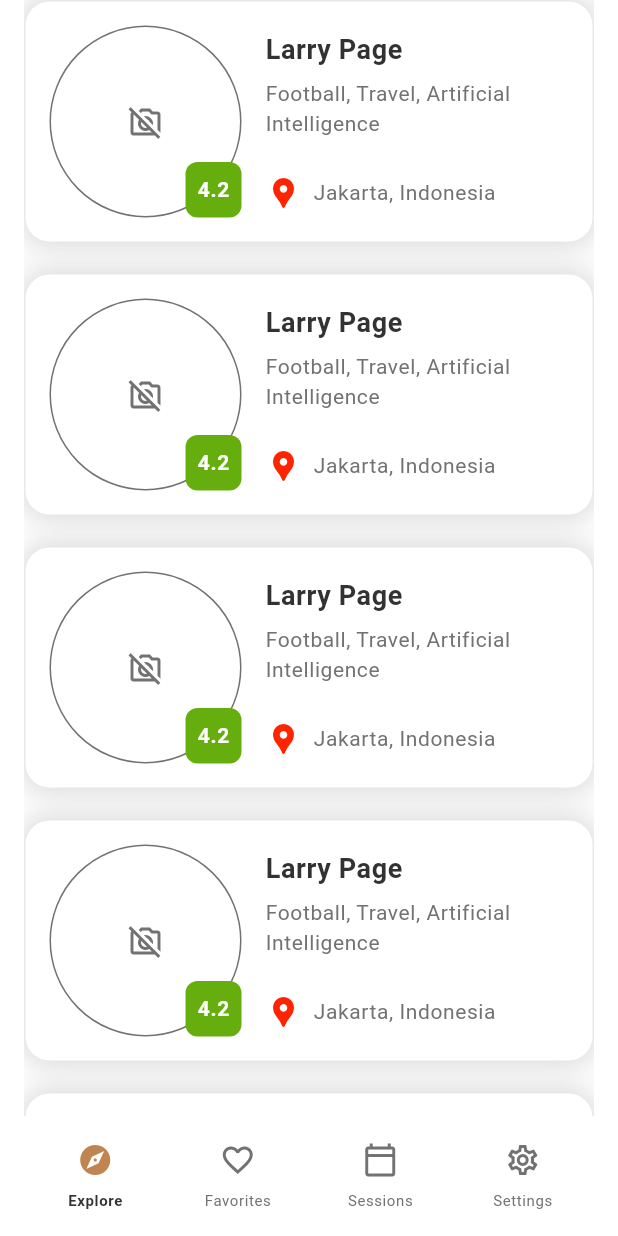
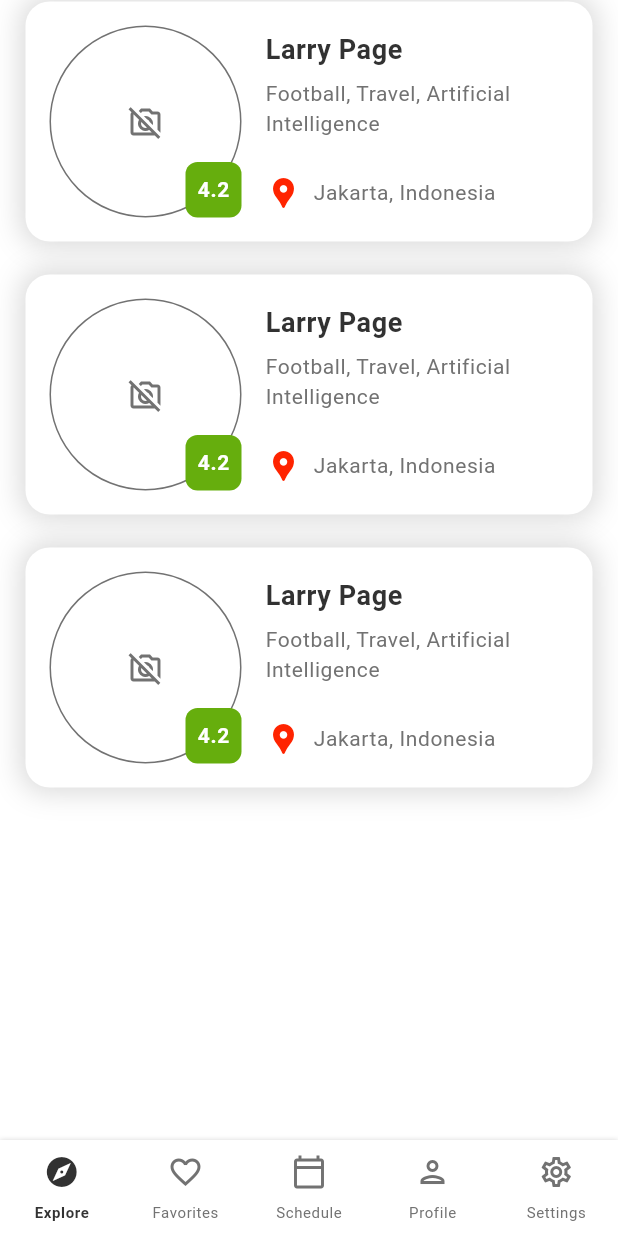
Before and after one commit to bryan-ilman-on-github/bearlysocial, a Flutter app: the SessionPage screen opened directly, on a phone screen of 412 x 824 dp. Run offline on Flutter 3.47's test engine with Material 3 defaults, Android fonts, the phone set to English and light mode, and no system bars; our stand-ins replace camera, dotted_border, easy_localization, flutter_image_compress, flutter_riverpod, flutter_svg and 2 more; missing offline and left inert: google_ml_kit, hashlib; accounts and stored records are empty; generated files the repository leaves out were written again; Roboto replaces fonts that are missing (Mukta).

Commit message:
[IMPLEMENTATION IMPROVEMENT] main nav bar improved

```diff
--- a/lib/components/bars/nav_bar.dart
+++ b/lib/components/bars/nav_bar.dart
@@ -1,7 +1,6 @@
 import 'package:bearlysocial/constants/design_tokens.dart';
 import 'package:flutter/material.dart';
 
-/// [NavigationBar] is a [StatelessWidget] that displays the app's main navigation bar.
 class NavigationBar extends StatelessWidget {
   final Map<String, Map<String, dynamic>> navItems;
   final int selectedIndex;
@@ -16,8 +15,11 @@ class NavigationBar extends StatelessWidget {
 
   @override
   Widget build(BuildContext context) {
-    return BottomAppBar(
-      color: Theme.of(context).scaffoldBackgroundColor,
+    return Container(
+      decoration: BoxDecoration(
+        color: Theme.of(context).scaffoldBackgroundColor,
+        boxShadow: [Shadow.small],
+      ),
       child: Row(
         children: navItems.entries.map((entry) {
           return _navItemBuilder(
@@ -58,8 +60,8 @@ class NavigationBar extends StatelessWidget {
               Icon(
                 selectedIndex == index ? highlightedIcon : normalIcon,
                 color: selectedIndex == index
-                    ? Theme.of(context).primaryColor
-                    : Theme.of(context).iconTheme.color,
+                    ? Theme.of(context).focusColor
+                    : Theme.of(context).textTheme.bodyMedium?.color,
               ),
               const SizedBox(
                 height: WhiteSpaceSize.verySmall,
--- a/lib/constants/design_tokens.dart
+++ b/lib/constants/design_tokens.dart
@@ -46,6 +46,12 @@ class Shadow {
     color: Colors.grey.withOpacity(0.4),
     blurRadius: 16,
     spreadRadius: 2,
+  );
+
+  /// Small shadow style.
+  static BoxShadow small = BoxShadow(
+    color: Colors.grey.withOpacity(0.4),
+    blurRadius: 2,
   );
 }
 
--- a/lib/views/pages/explore_page.dart
+++ b/lib/views/pages/explore_page.dart
@@ -16,24 +16,6 @@ class ExplorePage extends StatefulWidget {
 
 class _ExplorePageState extends State<ExplorePage> {
   final List<Widget> _children = [
-    ProfileCard(
-      name: 'Larry Page',
-      rating: 4.2,
-      location: 'Jakarta, Indonesia',
-      interests: ['Football'],
-    ),
-    const SizedBox(
-      height: 20,
-    ),
-    ProfileCard(
-      name: 'Larry Page',
-      rating: 4.2,
-      location: 'Jakarta, Indonesia',
-      interests: ['Football'],
-    ),
-    const SizedBox(
-      height: 20,
-    ),
     ProfileCard(
       name: 'Larry Page',
       rating: 4.2,
--- a/lib/views/pages/session_page.dart
+++ b/lib/views/pages/session_page.dart
@@ -1,16 +1,13 @@
+import 'package:bearlysocial/components/bars/nav_bar.dart' as app_nav_bar;
 import 'package:bearlysocial/constants/design_tokens.dart';
 import 'package:bearlysocial/views/pages/explore_page.dart';
 import 'package:bearlysocial/views/pages/favorites_page.dart';
-import 'package:bearlysocial/components/bars/nav_bar.dart' as app_nav_bar;
-import 'package:bearlysocial/views/pages/page.dart';
+import 'package:bearlysocial/views/pages/profile_page.dart';
+import 'package:bearlysocial/views/pages/schedule_page.dart';
 import 'package:bearlysocial/views/pages/settings_page.dart';
 import 'package:flutter/material.dart';
 
 class SessionPage extends StatefulWidget {
-  /// [SessionPage] is a [StatefulWidget] responsible for managing post-authentication pages,
-  /// allowing users to navigate between various pages using an [IndexedStack].
-  /// It features a [app_nav_bar.NavigationBar] and a [FloatingActionButton] for scrolling to the top.
-
   const SessionPage({super.key});
 
   @override
@@ -18,14 +15,13 @@ class SessionPage extends StatefulWidget {
 }
 
 class _SessionPage extends State<SessionPage> {
+  Map<String, Map<String, dynamic>> _navItems = {};
   List<Widget> _pages = [];
 
   int _selectedIndex = 0;
 
   late ScrollController _controller;
   bool _showingScrollButton = false;
-
-  Map<String, Map<String, dynamic>> _navItems = {};
 
   ScrollController _createController() {
     final ScrollController scrollController = ScrollController();
@@ -69,7 +65,10 @@ class _SessionPage extends State<SessionPage> {
       FavoritesPage(
         controller: _createController(),
       ),
-      SessionsPage(
+      SchedulePage(
+        controller: _createController(),
+      ),
+      ProfilePage(
         controller: _createController(),
       ),
       SettingsPage(
@@ -93,16 +92,20 @@ class _SessionPage extends State<SessionPage> {
         'normalIcon': Icons.favorite_border,
         'highlightedIcon': Icons.favorite,
       },
-      'Sessions': {
+      'Schedule': {
         'normalIcon': Icons.calendar_today_outlined,
         'highlightedIcon': Icons.calendar_today,
+      },
+      'Profile': {
+        'normalIcon': Icons.person_outlined,
+        'highlightedIcon': Icons.person,
       },
       'Settings': {
         'normalIcon': Icons.settings_outlined,
         'highlightedIcon': Icons.settings,
       },
     }.map((key, value) {
-      var index = _pages.indexWhere(
+      final int index = _pages.indexWhere(
         (page) => page.runtimeType.toString() == '${key}Page',
       );
 
@@ -124,9 +127,10 @@ class _SessionPage extends State<SessionPage> {
       ),
       floatingActionButton: _showingScrollButton
           ? FloatingActionButton(
+              shape: const CircleBorder(),
+              backgroundColor: Theme.of(context).scaffoldBackgroundColor,
+              elevation: ElevationSize.small,
               onPressed: _scrollToTop,
-              elevation: ElevationSize.small,
-              backgroundColor: Theme.of(context).scaffoldBackgroundColor,
               mini: true,
               child: Icon(
                 Icons.arrow_upward,
```
Also changed, not shown: lib/views/pages/profile_page.dart (renamed from lib/views/pages/page.dart, +4 -4 lines), lib/views/pages/schedule_page.dart (added, +31 -0 lines), lib/views/sections/otp_section.dart (+14 -2 lines).
